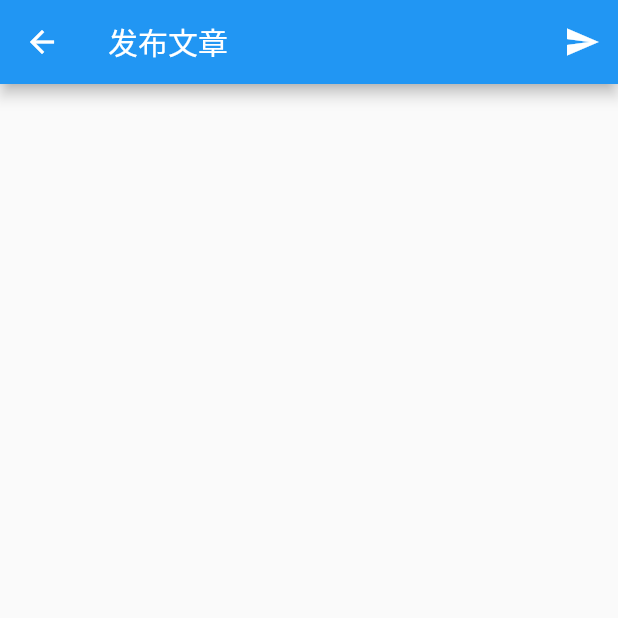
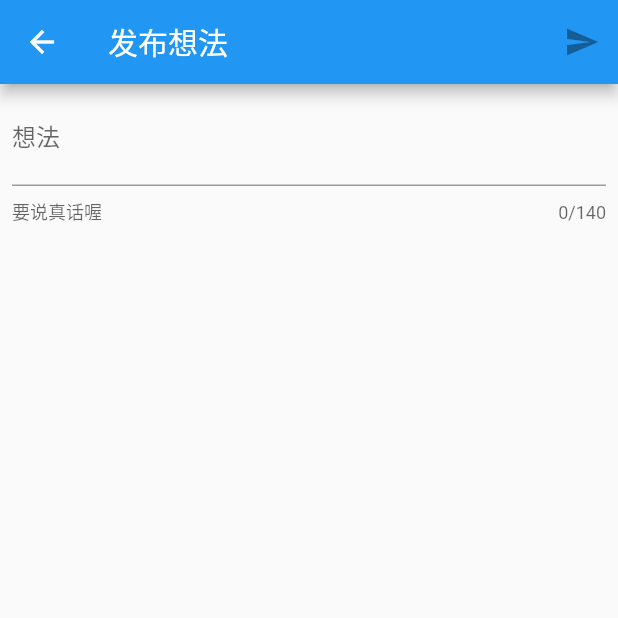
Before and after one commit to qiaoyunrui/loser, a Flutter app: the Wrapper screen opened directly, on a phone screen of 412 x 824 dp, the top half of it. Run offline on Flutter 3.47's test engine with Material 2 defaults, Android fonts, the phone set to English and light mode, and no system bars.

```diff
--- a/lib/add_article.dart
+++ b/lib/add_article.dart
@@ -3,19 +3,53 @@ import 'package:flutter/cupertino.dart';
 /// add article
 import 'package:flutter/material.dart';
 import 'package:loser/framework/global.dart';
+import 'package:loser/framework/vincent.dart';
 
 void main() {
   runApp(new WrapperApp(new Wrapper()));
 }
 
-class Wrapper extends StatelessWidget {
+class Wrapper extends StatefulWidget {
+  @override
+  State<StatefulWidget> createState() => new _WrapperState();
+}
+
+class _WrapperState extends State<Wrapper> {
+  final TextEditingController _textController = new TextEditingController();
+
+  final GlobalKey<ScaffoldState> _scaffoldKey = new GlobalKey<ScaffoldState>();
+
+  bool _contentValid = false;
+
   /// 发送文章
-  _onSend() {}
+  _onSend() {
+    return _contentValid ? () => _handleSubmitted(_textController.text) : null;
+  }
+
+  _handleSubmitted(String text) {
+    _textController.clear();
+    setState(() {
+      _contentValid = false;
+    });
+    sendArticle(text, closure: (map) {
+      if (map['code'] == 0) {
+        _scaffoldKey.currentState.showSnackBar(new SnackBar(
+          content: new Text("发布成功~😄"),
+        ));
+      } else {
+        print(map['message']);
+        _scaffoldKey.currentState.showSnackBar(new SnackBar(
+          content: new Text("发送失败了~😞"),
+        ));
+      }
+    });
+  }
 
   build(context) {
     return new Scaffold(
+      key: _scaffoldKey,
       appBar: new AppBar(
-        title: new Text("发布文章"),
+        title: new Text("发布想法"),
         leading: new IconButton(
           tooltip: "返回",
           icon: new Icon(Icons.arrow_back),
@@ -25,12 +59,31 @@ class Wrapper extends StatelessWidget {
           new IconButton(
             icon: new Icon(Icons.send),
             tooltip: '发布',
-            onPressed: _onSend,
+            onPressed: _onSend(),
           ),
         ],
         elevation: Theme.of(context).platform == TargetPlatform.iOS ? 0.0 : 4.0,
       ),
-      body: new Container(),
+      body: new Container(
+        margin: const EdgeInsets.symmetric(horizontal: 8.0, vertical: 4.0),
+        child: new TextField(
+          onSubmitted: _handleSubmitted,
+          controller: _textController,
+          maxLength: 140,
+          maxLines: null,
+          // 行数无限制
+          onChanged: (content) {
+            setState(() {
+              _contentValid = content.trim().length != 0;
+            });
+          },
+          decoration: new InputDecoration(
+            labelText: '想法',
+            hintText: '说点什么吧...',
+            helperText: '要说真话喔',
+          ),
+        ),
+      ),
     );
   }
 }
```
Also changed, not shown: lib/framework/bean.dart (added, +23 -0 lines), lib/framework/vincent.dart (added, +38 -0 lines).
